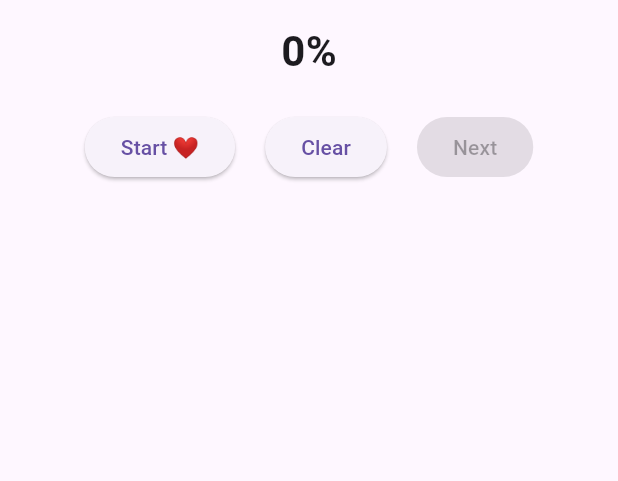
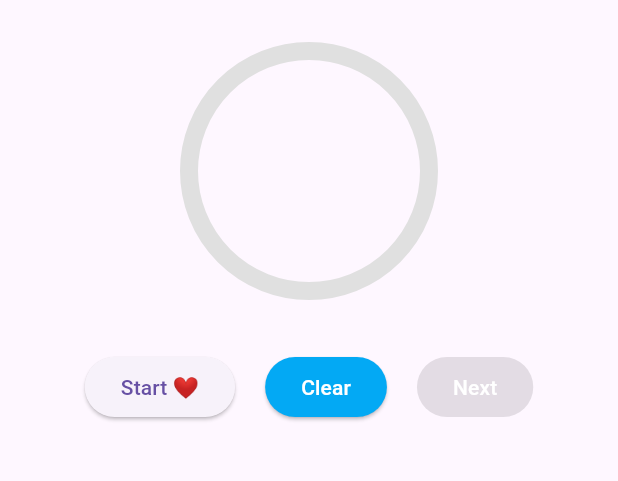
Before and after one commit to ameyrane98/heart_app, a Flutter app: the screen it shows after launch, after a tap on "Start ❤️", after a tap on "Clear", on a phone screen of 412 x 824 dp, the part 63-544 px from its top. Run offline on Flutter 3.47's test engine with Material 3 defaults, Android fonts, the phone set to English and light mode, and no system bars.

Commit message:
working on drawing heart and learning custom paint

```diff
--- a/lib/app.dart
+++ b/lib/app.dart
@@ -9,7 +9,7 @@ class HeartApp extends StatelessWidget {
   @override
   Widget build(BuildContext context) {
     return ChangeNotifierProvider(
-      create: (_) => HeartViewModel()..init(),
+      create: (_) => HeartViewModel(capacity: 100),
       child: const MaterialApp(
         debugShowCheckedModeBanner: false,
         home: HeartScreen(),
--- a/lib/models/heart.dart
+++ b/lib/models/heart.dart
@@ -1,21 +1,16 @@
+// lib/models/heart.dart
 class Heart {
-  double progress;
-  final double step;
+  double progress; // never null
+  final double step; // never null
+  final double capacity; // never null
 
-  Heart({required this.progress, required this.step});
+  Heart({
+    required this.capacity,
+    this.progress = 0, // ✅ default
+    required this.step,
+  }) : assert(capacity > 0, 'capacity must be > 0'),
+       assert(step > 0, 'step must be > 0');
 
-  Future<void> fillHeart() async {
-    while (progress < 100) {
-      await Future.delayed(const Duration(seconds: 2));
-      progress += step;
-      if (progress > 100) progress = 100;
-      print('Heart filled to $progress%');
-    }
-
-    print('Heart is full ❤️');
-  }
-
-  bool isfull() => progress >= 100;
-
-  String status() => isfull() ? 'Full ❤️' : 'Filling...';
+  bool isFull() => progress >= capacity;
+  String status() => isFull() ? 'Full ❤️' : 'Filling...';
 }
--- a/lib/ui/screens/heart_screen.dart
+++ b/lib/ui/screens/heart_screen.dart
@@ -2,6 +2,7 @@ import 'package:flutter/material.dart';
 import 'package:heart_app/ui/screens/success_screen.dart';
 import 'package:provider/provider.dart';
 import '../../../viewmodels/heart_view_model.dart';
+import '../widgets/heart_painter.dart';
 
 class HeartScreen extends StatelessWidget {
   const HeartScreen({super.key});
@@ -14,11 +15,16 @@ class HeartScreen extends StatelessWidget {
       body: Center(
         child: Column(
           children: [
-            Text(
-              '${vm.progress.toStringAsFixed(0)}%',
-              style: const TextStyle(fontSize: 28, fontWeight: FontWeight.bold),
+            CustomPaint(
+              size: const Size(200, 200),
+              painter: HeartPainter(
+                vm.progress, // <-- IMPORTANT: pass percent here
+                strokeWidth: 12,
+                backgroundColor: Colors.grey.shade300,
+                progressColor: Colors.blue,
+              ),
             ),
-            const SizedBox(height: 20),
+            SizedBox(height: 20),
             Row(
               mainAxisAlignment:
                   MainAxisAlignment.center, // center buttons horizontally
@@ -36,9 +42,21 @@ class HeartScreen extends StatelessWidget {
                   ),
                 ),
                 const SizedBox(width: 20),
-                ElevatedButton(onPressed: vm.clear, child: const Text("Clear")),
+                ElevatedButton(
+                  style: ElevatedButton.styleFrom(
+                    backgroundColor: Colors.lightBlue,
+                  ),
+                  onPressed: vm.clear,
+                  child: const Text(
+                    "Clear",
+                    style: TextStyle(color: Color.fromARGB(255, 255, 255, 255)),
+                  ),
+                ),
                 const SizedBox(width: 20),
                 ElevatedButton(
+                  style: ElevatedButton.styleFrom(
+                    backgroundColor: Colors.lightBlue,
+                  ),
                   onPressed: vm.state == HeartState.completed
                       ? () {
                           Navigator.push(
@@ -49,7 +67,10 @@ class HeartScreen extends StatelessWidget {
                           );
                         }
                       : null,
-                  child: const Text("Next"),
+                  child: const Text(
+                    "Next",
+                    style: TextStyle(color: Color.fromARGB(255, 255, 255, 255)),
+                  ),
                 ),
               ],
             ),
--- a/lib/ui/screens/success_screen.dart
+++ b/lib/ui/screens/success_screen.dart
@@ -18,13 +18,19 @@ class SuccessScreen extends StatelessWidget {
             ),
             const SizedBox(height: 20),
             ElevatedButton(
+              style: ElevatedButton.styleFrom(
+                backgroundColor: Colors.lightBlue,
+              ),
               onPressed: () {
                 Navigator.push(
                   context,
                   MaterialPageRoute(builder: (_) => const HeartScreen()),
                 );
               },
-              child: const Text("Back"),
+              child: const Text(
+                "Back",
+                style: TextStyle(color: Color.fromARGB(255, 255, 255, 255)),
+              ),
             ),
           ],
         ),
--- /dev/null
+++ b/lib/ui/widgets/heart_painter.dart
@@ -0,0 +1,59 @@
+import 'package:flutter/material.dart';
+import 'dart:math' as math;
+
+/// Draws a circular progress "ring" that fills based on [percent] (0..100).
+class HeartPainter extends CustomPainter {
+  final double percent; // 0..100
+  final double strokeWidth;
+  final Color backgroundColor;
+  final Color progressColor;
+
+  HeartPainter(
+    this.percent, {
+    this.strokeWidth = 16,
+    this.backgroundColor = const Color(0xFFE5E7EB), // grey.300
+    this.progressColor = Colors.blue,
+  });
+
+  @override
+  void paint(Canvas canvas, Size size) {
+    // 1) Compute center & radius from the paint area (the CustomPaint.size).
+    final center = Offset(size.width / 2, size.height / 2);
+    final radius = size.shortestSide * 0.4;
+
+    // 2) Background ring paint.
+    final bgPaint = Paint()
+      ..color = backgroundColor
+      ..style = PaintingStyle.stroke
+      ..strokeWidth = strokeWidth
+      ..isAntiAlias = true;
+
+    // 3) Foreground (progress) ring paint.
+    final fgPaint = Paint()
+      ..color = progressColor
+      ..style = PaintingStyle.stroke
+      ..strokeWidth = strokeWidth
+      ..strokeCap = StrokeCap.round
+      ..isAntiAlias = true;
+
+    // 4) Draw full background circle.
+    canvas.drawCircle(center, radius, bgPaint);
+
+    // 5) Translate percent (0..100) to sweep angle in radians.
+    final sweepAngle = 2 * math.pi * (percent.clamp(0, 100) / 100.0);
+
+    // 6) Start from top (-90°) and draw the arc with the computed sweep.
+    const startAngle = -math.pi / 2;
+    final rect = Rect.fromCircle(center: center, radius: radius);
+    canvas.drawArc(rect, startAngle, sweepAngle, false, fgPaint);
+  }
+
+  @override
+  bool shouldRepaint(covariant HeartPainter old) {
+    // Repaint only when inputs that affect drawing change.
+    return old.percent != percent ||
+        old.strokeWidth != strokeWidth ||
+        old.backgroundColor != backgroundColor ||
+        old.progressColor != progressColor;
+  }
+}
--- a/lib/viewmodels/heart_view_model.dart
+++ b/lib/viewmodels/heart_view_model.dart
@@ -1,42 +1,43 @@
+// lib/viewmodels/heart_view_model.dart
+import 'dart:async';
 import 'package:flutter/foundation.dart';
 import '../models/heart.dart';
-import 'dart:async';
 
 enum HeartState { empty, progressing, paused, completed }
 
 class HeartViewModel extends ChangeNotifier {
-  late Heart _heart;
+  final Heart _heart; // <-- not late
   HeartState _state = HeartState.empty;
+  Timer? _timer;
 
-  // getters for the UI
+  // Build the Heart *before* anything else can run
+  HeartViewModel({required double capacity})
+    : assert(capacity > 0),
+      _heart = Heart(
+        capacity: capacity,
+        progress: 0,
+        step: capacity * 0.10, // 10% per tick
+      );
+
   double get progress => _heart.progress;
-  String get status => _heart.status();
+  double get percent {
+    final cap = _heart.capacity;
+    if (cap <= 0) return 0; // extra guard (shouldn’t happen)
+    return (_heart.progress / cap) * 100;
+  }
+
   HeartState get state => _state;
 
-  Timer? _timer;
-  void init() {
-    _heart = Heart(progress: 0, step: 10);
-  }
-
-  HeartViewModel() : _heart = Heart(progress: 0, step: 10);
-
   Future<void> start() async {
-    // don’t start again if already ticking or finished
     if (_timer != null || _state == HeartState.completed) return;
 
     _state = HeartState.progressing;
     notifyListeners();
 
     _timer = Timer.periodic(const Duration(seconds: 1), (_) {
-      if (_heart.progress >= 100) {
-        finish();
-        return;
-      }
+      _heart.progress += _heart.step;
 
-      _heart.progress += _heart.step;
-      if (_heart.progress > 100) _heart.progress = 100;
-
-      if (_heart.progress >= 100) {
+      if (_heart.progress >= _heart.capacity) {
         finish();
       } else {
         notifyListeners();
@@ -44,35 +45,32 @@ class HeartViewModel extends ChangeNotifier {
     });
   }
 
-  void finish() {
-    _timer?.cancel(); // stop the timer if it’s running
-    _timer = null; // reset timer reference
-    _heart.progress = 100; // clamp to 100%
-    _state = HeartState.completed;
-    notifyListeners(); // tell the UI to refresh
-  }
+  void toggleStartPause() {
+    if (_state == HeartState.completed) return;
 
-  void clear() {
-    _timer?.cancel(); // stop the timer if it’s running
-    _timer = null; // reset timer reference
-    _heart.progress = 0; // clamp to 100%
-    _state = HeartState.empty;
-    notifyListeners(); // tell the UI to refresh
-  }
-
-  void toggleStartPause() {
-    if (_state == HeartState.completed) return; // ignore when full
-
-    // pause if currently running
     if (_timer != null) {
       _timer?.cancel();
       _timer = null;
       _state = _heart.progress > 0 ? HeartState.paused : HeartState.empty;
       notifyListeners();
-      return;
+    } else {
+      start();
     }
+  }
 
-    // otherwise start filling
-    start();
+  void finish() {
+    _timer?.cancel();
+    _timer = null;
+    _heart.progress = _heart.capacity;
+    _state = HeartState.completed;
+    notifyListeners();
+  }
+
+  void clear() {
+    _timer?.cancel();
+    _timer = null;
+    _heart.progress = 0;
+    _state = HeartState.empty;
+    notifyListeners();
   }
 }
--- a/pubspec.yaml
+++ b/pubspec.yaml
@@ -2,7 +2,7 @@ name: heart_app
 description: "A new Flutter project."
 # The following line prevents the package from being accidentally published to
 # pub.dev using `flutter pub publish`. This is preferred for private packages.
-publish_to: 'none' # Remove this line if you wish to publish to pub.dev
+publish_to: "none" # Remove this line if you wish to publish to pub.dev
 
 # The following defines the version and build number for your application.
 # A version number is three numbers separated by dots, like 1.2.43
@@ -35,6 +35,7 @@ dependencies:
   # Use with the CupertinoIcons class for iOS style icons.
   cupertino_icons: ^1.0.8
   provider: ^6.1.5+1
+  liquid_progress_indicator_v2: ^0.5.0
 
 dev_dependencies:
   flutter_test:
@@ -52,7 +53,6 @@ dev_dependencies:
 
 # The following section is specific to Flutter packages.
 flutter:
-
   # The following line ensures that the Material Icons font is
   # included with your application, so that you can use the icons in
   # the material Icons class.
```
Also changed, not shown: pubspec.lock.
